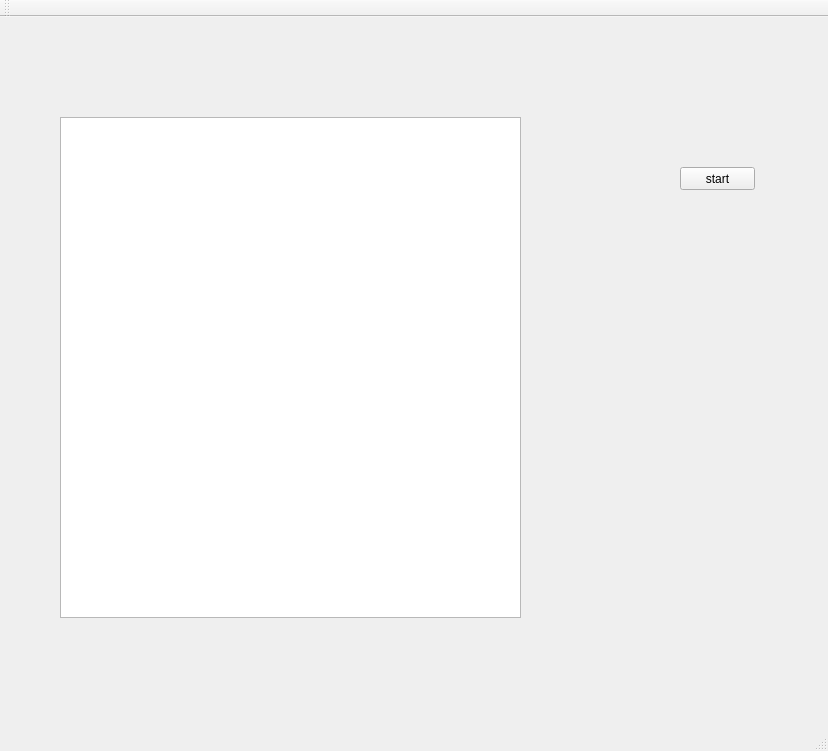
Qt form mainwindow.ui (Amrf000/PIAutotest) before a commit.
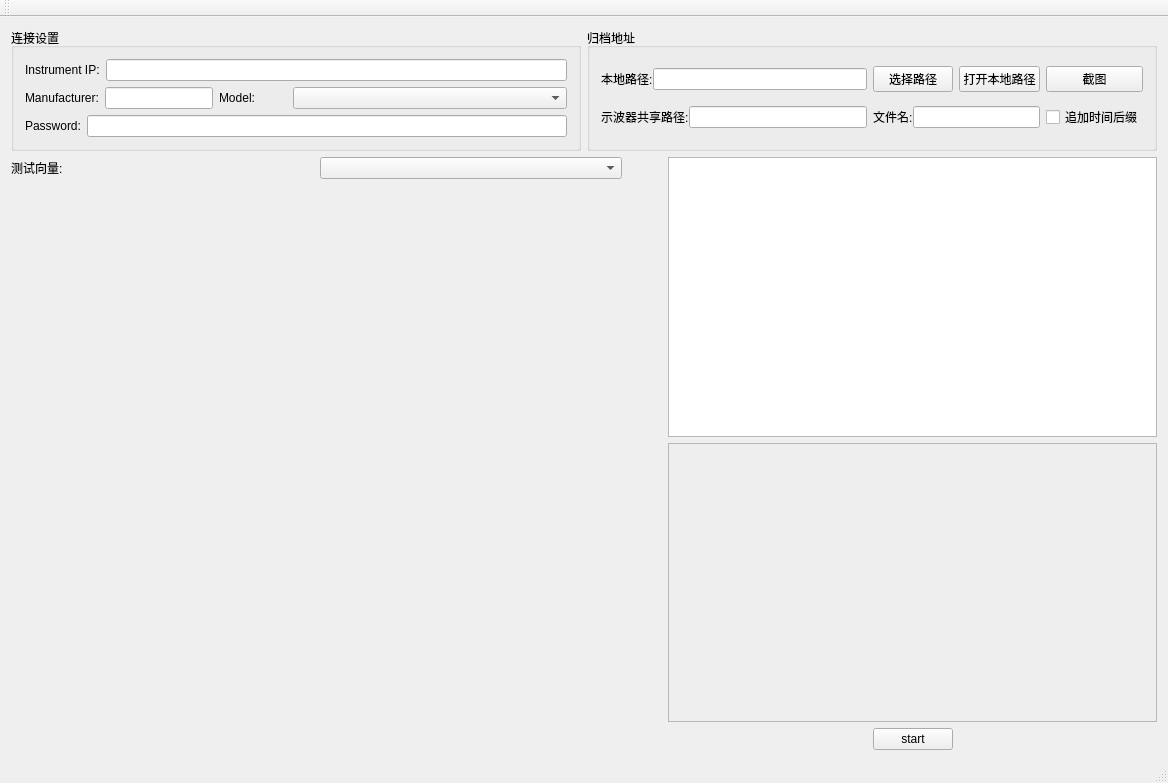
The same form after that commit. Icons and pictures are not drawn. Custom widgets are drawn as their Qt base class.

```diff
--- a/mainwindow.ui
+++ b/mainwindow.ui
@@ -6,40 +6,294 @@
    <rect>
     <x>0</x>
     <y>0</y>
-    <width>828</width>
-    <height>751</height>
+    <width>1168</width>
+    <height>783</height>
    </rect>
   </property>
   <property name="windowTitle">
    <string>MainWindow</string>
   </property>
   <widget class="QWidget" name="centralWidget">
-   <widget class="QTextEdit" name="textEdit">
-    <property name="geometry">
-     <rect>
-      <x>60</x>
-      <y>100</y>
-      <width>461</width>
-      <height>501</height>
-     </rect>
-    </property>
-   </widget>
-   <widget class="QPushButton" name="start">
-    <property name="geometry">
-     <rect>
-      <x>680</x>
-      <y>150</y>
-      <width>75</width>
-      <height>23</height>
-     </rect>
-    </property>
-    <property name="text">
-     <string>start</string>
-    </property>
-    <property name="checkable">
-     <bool>true</bool>
-    </property>
-   </widget>
+   <layout class="QHBoxLayout" name="horizontalLayout_4">
+    <item>
+     <layout class="QVBoxLayout" name="verticalLayout_3">
+      <item>
+       <layout class="QHBoxLayout" name="horizontalLayout_9" stretch="1,1">
+        <item>
+         <widget class="QGroupBox" name="groupBox">
+          <property name="title">
+           <string>连接设置</string>
+          </property>
+          <layout class="QHBoxLayout" name="horizontalLayout_12">
+           <item>
+            <layout class="QVBoxLayout" name="verticalLayout_2">
+             <item>
+              <layout class="QHBoxLayout" name="horizontalLayout_18">
+               <item>
+                <widget class="QLabel" name="label_42">
+                 <property name="text">
+                  <string>Instrument IP:</string>
+                 </property>
+                </widget>
+               </item>
+               <item>
+                <widget class="QLineEdit" name="lineEdit_inst_ip"/>
+               </item>
+              </layout>
+             </item>
+             <item>
+              <layout class="QHBoxLayout" name="horizontalLayout_16" stretch="1,0,1,4">
+               <item>
+                <widget class="QLabel" name="label_40">
+                 <property name="text">
+                  <string>Manufacturer:</string>
+                 </property>
+                </widget>
+               </item>
+               <item>
+                <widget class="QLineEdit" name="lineEdit_inst_manufacturer"/>
+               </item>
+               <item>
+                <widget class="QLabel" name="label_41">
+                 <property name="text">
+                  <string>Model:</string>
+                 </property>
+                </widget>
+               </item>
+               <item>
+                <widget class="QComboBox" name="comboBox_inst_model">
+                 <property name="editable">
+                  <bool>false</bool>
+                 </property>
+                </widget>
+               </item>
+              </layout>
+             </item>
+             <item>
+              <layout class="QHBoxLayout" name="horizontalLayout_17">
+               <item>
+                <widget class="QLabel" name="label_39">
+                 <property name="text">
+                  <string>Password:</string>
+                 </property>
+                </widget>
+               </item>
+               <item>
+                <widget class="QLineEdit" name="lineEdit_password">
+                 <property name="inputMethodHints">
+                  <set>Qt::ImhHiddenText</set>
+                 </property>
+                </widget>
+               </item>
+              </layout>
+             </item>
+            </layout>
+           </item>
+          </layout>
+         </widget>
+        </item>
+        <item>
+         <widget class="QGroupBox" name="groupBox_screenshot_2">
+          <property name="title">
+           <string>归档地址</string>
+          </property>
+          <layout class="QHBoxLayout" name="horizontalLayout_20">
+           <item>
+            <layout class="QGridLayout" name="gridLayout_6">
+             <item row="1" column="1" colspan="2">
+              <layout class="QHBoxLayout" name="horizontalLayout_13">
+               <property name="spacing">
+                <number>0</number>
+               </property>
+               <item>
+                <widget class="QLabel" name="label_36">
+                 <property name="text">
+                  <string>文件名:</string>
+                 </property>
+                </widget>
+               </item>
+               <item>
+                <widget class="QLineEdit" name="lineEdit_pic_name"/>
+               </item>
+              </layout>
+             </item>
+             <item row="1" column="0">
+              <layout class="QHBoxLayout" name="horizontalLayout_14" stretch="1,3">
+               <property name="spacing">
+                <number>0</number>
+               </property>
+               <item>
+                <widget class="QLabel" name="label_37">
+                 <property name="text">
+                  <string>示波器共享路径:</string>
+                 </property>
+                </widget>
+               </item>
+               <item>
+                <widget class="QLineEdit" name="lineEdit_pic_share_path"/>
+               </item>
+              </layout>
+             </item>
+             <item row="0" column="1">
+              <widget class="QPushButton" name="pushButton_select_local_path_2">
+               <property name="text">
+                <string>选择路径</string>
+               </property>
+              </widget>
+             </item>
+             <item row="0" column="2">
+              <widget class="QPushButton" name="pushButton_open_local_path_2">
+               <property name="text">
+                <string>打开本地路径</string>
+               </property>
+              </widget>
+             </item>
+             <item row="0" column="0">
+              <layout class="QHBoxLayout" name="horizontalLayout_15">
+               <property name="spacing">
+                <number>0</number>
+               </property>
+               <item>
+                <widget class="QLabel" name="label_38">
+                 <property name="text">
+                  <string>本地路径:</string>
+                 </property>
+                </widget>
+               </item>
+               <item>
+                <widget class="QLineEdit" name="lineEdit_local_pic_path"/>
+               </item>
+              </layout>
+             </item>
+             <item row="1" column="3">
+              <widget class="QCheckBox" name="checkBox_auto_name_2">
+               <property name="text">
+                <string>追加时间后缀</string>
+               </property>
+              </widget>
+             </item>
+             <item row="0" column="3">
+              <widget class="QPushButton" name="pushButton_screenshot_2">
+               <property name="text">
+                <string>截图</string>
+               </property>
+              </widget>
+             </item>
+            </layout>
+           </item>
+          </layout>
+         </widget>
+        </item>
+       </layout>
+      </item>
+      <item>
+       <layout class="QHBoxLayout" name="horizontalLayout" stretch="4,3">
+        <item>
+         <layout class="QVBoxLayout" name="verticalLayout_4" stretch="1,15">
+          <item>
+           <layout class="QHBoxLayout" name="horizontalLayout_2">
+            <item>
+             <widget class="QLabel" name="label_52">
+              <property name="text">
+               <string>测试向量:</string>
+              </property>
+             </widget>
+            </item>
+            <item>
+             <widget class="QComboBox" name="comboBox_vec">
+              <property name="editable">
+               <bool>false</bool>
+              </property>
+             </widget>
+            </item>
+            <item>
+             <spacer name="horizontalSpacer">
+              <property name="orientation">
+               <enum>Qt::Horizontal</enum>
+              </property>
+              <property name="sizeType">
+               <enum>QSizePolicy::Fixed</enum>
+              </property>
+              <property name="sizeHint" stdset="0">
+               <size>
+                <width>40</width>
+                <height>20</height>
+               </size>
+              </property>
+             </spacer>
+            </item>
+           </layout>
+          </item>
+          <item>
+           <widget class="InstrumentWidget" name="widget" native="true"/>
+          </item>
+         </layout>
+        </item>
+        <item>
+         <layout class="QVBoxLayout" name="verticalLayout">
+          <item>
+           <widget class="QTableWidget" name="tableWidget"/>
+          </item>
+          <item>
+           <widget class="QTextEdit" name="textEdit">
+            <property name="styleSheet">
+             <string notr="true">QTextEdit 
+{ 
+background-color: #eee 
+}</string>
+            </property>
+            <property name="readOnly">
+             <bool>true</bool>
+            </property>
+           </widget>
+          </item>
+          <item>
+           <layout class="QHBoxLayout" name="horizontalLayout_3">
+            <item>
+             <spacer name="horizontalSpacer_2">
+              <property name="orientation">
+               <enum>Qt::Horizontal</enum>
+              </property>
+              <property name="sizeHint" stdset="0">
+               <size>
+                <width>40</width>
+                <height>20</height>
+               </size>
+              </property>
+             </spacer>
+            </item>
+            <item>
+             <widget class="QPushButton" name="start">
+              <property name="text">
+               <string>start</string>
+              </property>
+              <property name="checkable">
+               <bool>true</bool>
+              </property>
+             </widget>
+            </item>
+            <item>
+             <spacer name="horizontalSpacer_3">
+              <property name="orientation">
+               <enum>Qt::Horizontal</enum>
+              </property>
+              <property name="sizeHint" stdset="0">
+               <size>
+                <width>40</width>
+                <height>20</height>
+               </size>
+              </property>
+             </spacer>
+            </item>
+           </layout>
+          </item>
+         </layout>
+        </item>
+       </layout>
+      </item>
+     </layout>
+    </item>
+   </layout>
   </widget>
   <widget class="QMenuBar" name="menuBar">
    <property name="geometry">
@@ -62,6 +316,16 @@
   <widget class="QStatusBar" name="statusBar"/>
  </widget>
  <layoutdefault spacing="6" margin="11"/>
- <resources/>
+ <customwidgets>
+  <customwidget>
+   <class>InstrumentWidget</class>
+   <extends>QWidget</extends>
+   <header>instrumentwidget.h</header>
+   <container>1</container>
+  </customwidget>
+ </customwidgets>
+ <resources>
+  <include location="res.qrc"/>
+ </resources>
  <connections/>
 </ui>
```
Left out of the diff: 8 changed lines with no effect on the pictures.
